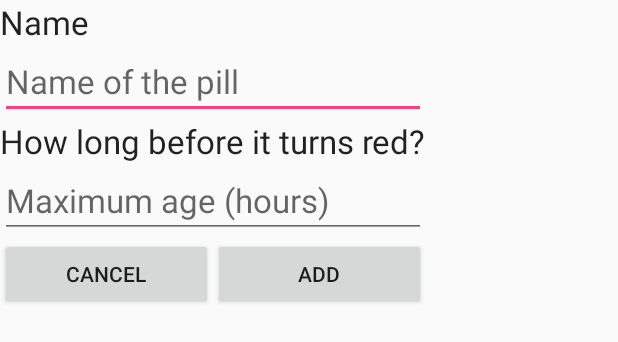
After one commit to Moosemorals/Pillclock, an Android app: the layout activity_pillwidgetconfigure.xml on its own in the app's theme, with its tools: preview values and no code run, on a phone screen of 412 x 824 dp. The commit adds this screen. Shown: the top 342 px of the screen. Run offline under Robolectric (Android 15) with nearby library versions, the phone set to English and light mode, and no system bars.

Commit message:
Grinding slowly forward

```diff
--- /dev/null
+++ b/app/src/main/res/layout/activity_pillwidgetconfigure.xml
@@ -0,0 +1,69 @@
+<?xml version="1.0" encoding="utf-8"?>
+<ScrollView xmlns:android="http://schemas.android.com/apk/res/android"
+    android:id="@+id/ScrollView01"
+    android:layout_width="wrap_content"
+    android:layout_height="wrap_content"
+    android:scrollbars="vertical">
+
+    <LinearLayout
+        android:layout_width="fill_parent"
+        android:layout_height="wrap_content"
+        android:orientation="vertical">
+
+        <TextView
+            android:id="@+id/label_name"
+            android:layout_width="match_parent"
+            android:layout_height="wrap_content"
+            android:text="@string/label_name"
+            android:textAppearance="@android:style/TextAppearance.Large" />
+
+        <EditText
+            android:id="@+id/input_name"
+            android:layout_width="match_parent"
+            android:layout_height="wrap_content"
+            android:ems="10"
+            android:hint="@string/input_name_hint"
+            android:inputType="textPersonName"
+            android:text=""
+            android:textAppearance="@android:style/TextAppearance.Large.Inverse" />
+
+        <TextView
+            android:id="@+id/label_period"
+            android:layout_width="match_parent"
+            android:layout_height="wrap_content"
+            android:text="@string/label_period"
+            android:textAppearance="@android:style/TextAppearance.Large" />
+
+        <EditText
+            android:id="@+id/input_period"
+            android:layout_width="match_parent"
+            android:layout_height="wrap_content"
+            android:digits="0123456789"
+            android:ems="10"
+            android:hint="@string/input_period_hint"
+            android:inputType="number"
+            android:textAppearance="@android:style/TextAppearance.Large.Inverse" />
+
+        <LinearLayout
+            android:layout_width="match_parent"
+            android:layout_height="wrap_content"
+            android:orientation="horizontal">
+
+            <Button
+                android:id="@+id/btn_add_widget_cancel"
+                android:layout_width="wrap_content"
+                android:layout_height="wrap_content"
+                android:layout_weight="1"
+                android:text="@string/new_widget_cancel" />
+
+            <Button
+                android:id="@+id/btn_add_widget_add"
+                android:layout_width="wrap_content"
+                android:layout_height="wrap_content"
+                android:layout_weight="1"
+                android:text="@string/new_widget_add" />
+        </LinearLayout>
+
+    </LinearLayout>
+
+</ScrollView>
--- a/app/src/main/res/values/strings.xml
+++ b/app/src/main/res/values/strings.xml
@@ -1,6 +1,12 @@
 <resources>
     <string name="app_name">PillClock</string>
-    <string name="dialog_message">Are you sure you want to reset this timer?</string>
+    <string name="dialog_message">Are you sure you want to reset this timer ({0})?</string>
     <string name="dialog_cancel">No</string>
     <string name="dialog_accept">Yes</string>
+    <string name="label_name">Name</string>
+    <string name="input_name_hint">Name of the pill</string>
+    <string name="label_period">How long before it turns red?</string>
+    <string name="input_period_hint">Maximum age (hours)</string>
+    <string name="new_widget_cancel">Cancel</string>
+    <string name="new_widget_add">Add</string>
 </resources>
```
Also changed, not shown: app/src/main/AndroidManifest.xml (+6 -4 lines), app/src/main/java/com/fluffypeople/pillclock/Database.java (added, +31 -0 lines), app/src/main/java/com/fluffypeople/pillclock/MainActivity.java (+37 -1 lines), app/src/main/java/com/fluffypeople/pillclock/PillData.java (added, +53 -0 lines), app/src/main/java/com/fluffypeople/pillclock/PillWidgetConfigure.java (renamed from app/src/main/java/com/fluffypeople/pillclock/DialogActivity.java, +7 -2 lines), app/src/main/java/com/fluffypeople/pillclock/PillclockAppWidgetProvider.java (+9 -2 lines), app/src/main/java/com/fluffypeople/pillclock/PillclockApplication.java (added, +28 -0 lines), app/src/main/java/com/fluffypeople/pillclock/SureDialog.java (added, +43 -0 lines), app/src/main/res/layout/activity_dialog.xml (deleted, +0 -36 lines), app/src/main/res/xml/pillclock_appwidget_info.xml (+6 -6 lines).
